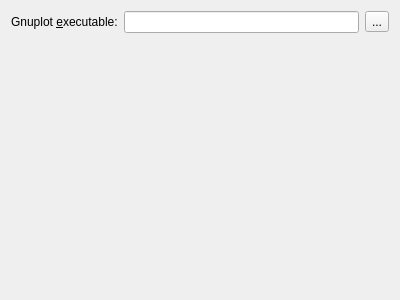
The window that Plugins/org.mitk.gui.qt.ext/src/internal/QmitkExternalProgramsPreferencePage.ui (MITK/MITK) describes before a commit, drawn with Qt 5.
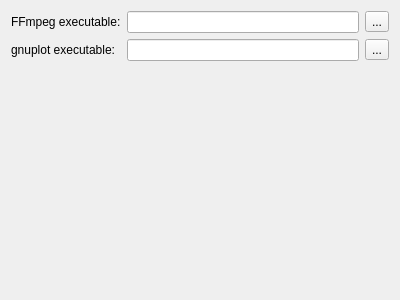
The same window after the commit.

The edit to the form file:
```diff
--- a/Plugins/org.mitk.gui.qt.ext/src/internal/QmitkExternalProgramsPreferencePage.ui
+++ b/Plugins/org.mitk.gui.qt.ext/src/internal/QmitkExternalProgramsPreferencePage.ui
@@ -15,11 +15,38 @@
   </property>
   <layout class="QVBoxLayout" name="verticalLayout">
    <item>
-    <layout class="QHBoxLayout" name="horizontalLayout">
-     <item>
+    <layout class="QGridLayout" name="gridLayout">
+     <item row="0" column="0">
+      <widget class="QLabel" name="ffmpegLabel">
+       <property name="text">
+        <string>FFmpeg executable:</string>
+       </property>
+       <property name="textFormat">
+        <enum>Qt::PlainText</enum>
+       </property>
+       <property name="buddy">
+        <cstring>gnuplotButton</cstring>
+       </property>
+      </widget>
+     </item>
+     <item row="0" column="1">
+      <widget class="QLineEdit" name="ffmpegLineEdit">
+       <property name="readOnly">
+        <bool>true</bool>
+       </property>
+      </widget>
+     </item>
+     <item row="0" column="2">
+      <widget class="QToolButton" name="ffmpegButton">
+       <property name="text">
+        <string>...</string>
+       </property>
+      </widget>
+     </item>
+     <item row="1" column="0">
       <widget class="QLabel" name="gnuplotLabel">
        <property name="text">
-        <string>Gnuplot &amp;executable:</string>
+        <string>gnuplot executable:</string>
        </property>
        <property name="textFormat">
         <enum>Qt::PlainText</enum>
@@ -29,14 +56,14 @@
        </property>
       </widget>
      </item>
-     <item>
+     <item row="1" column="1">
       <widget class="QLineEdit" name="gnuplotLineEdit">
        <property name="readOnly">
         <bool>true</bool>
        </property>
       </widget>
      </item>
-     <item>
+     <item row="1" column="2">
       <widget class="QToolButton" name="gnuplotButton">
        <property name="text">
         <string>...</string>
```
